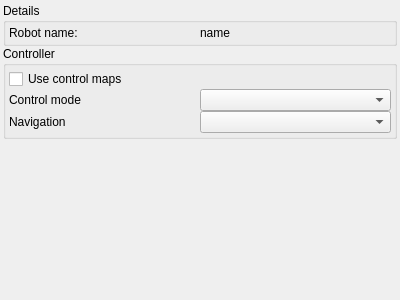
Old version of the form source/robot-control/gui/RobotControlWidget.ui in the repository assisi/CATS2.
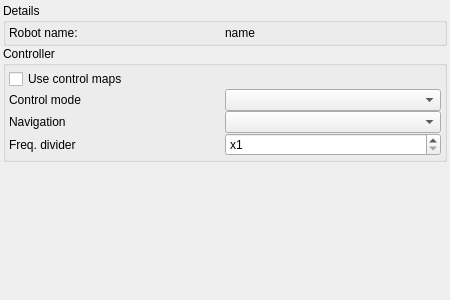
New version of the form.

Commit message:
Add command frequency divider for the motion pattern.
The more often fish pattern is sent to the robot the more chaotically it moves
that corresponds to a stressed fish. Thus we added a frequency divider with
respect to the fixed control loop frequency, that defines that the fish pattern
command is to be sent every M-th step. The value is read from the configuration
file.

This behavior might be in future extended to the PID controller.

```diff
--- a/source/robot-control/gui/RobotControlWidget.ui
+++ b/source/robot-control/gui/RobotControlWidget.ui
@@ -6,14 +6,14 @@
    <rect>
     <x>0</x>
     <y>0</y>
-    <width>400</width>
+    <width>450</width>
     <height>300</height>
    </rect>
   </property>
   <property name="windowTitle">
    <string>Form</string>
   </property>
-  <layout class="QVBoxLayout" name="verticalLayout">
+  <layout class="QVBoxLayout" name="verticalLayout_2">
    <property name="spacing">
     <number>0</number>
    </property>
@@ -72,7 +72,10 @@
      <property name="title">
       <string>Controller</string>
      </property>
-     <layout class="QGridLayout" name="gridLayout">
+     <layout class="QVBoxLayout" name="verticalLayout">
+      <property name="spacing">
+       <number>0</number>
+      </property>
       <property name="leftMargin">
        <number>3</number>
       </property>
@@ -85,35 +88,80 @@
       <property name="bottomMargin">
        <number>3</number>
       </property>
-      <property name="spacing">
-       <number>0</number>
-      </property>
-      <item row="0" column="0" colspan="2">
+      <item>
        <widget class="QCheckBox" name="controlMapCheckBox">
         <property name="text">
          <string>Use control maps</string>
         </property>
        </widget>
       </item>
-      <item row="1" column="0">
+      <item>
+       <layout class="QHBoxLayout" name="horizontalLayout">
+        <property name="spacing">
+         <number>0</number>
+        </property>
+        <item>
        <widget class="QLabel" name="label_2">
         <property name="text">
          <string>Control mode</string>
         </property>
        </widget>
       </item>
-      <item row="1" column="1">
+        <item>
        <widget class="QComboBox" name="controlModeComboBox"/>
       </item>
-      <item row="2" column="0">
+       </layout>
+      </item>
+      <item>
+       <widget class="QWidget" name="navigationWidget" native="true">
+        <layout class="QGridLayout" name="gridLayout">
+         <property name="leftMargin">
+          <number>0</number>
+         </property>
+         <property name="topMargin">
+          <number>0</number>
+         </property>
+         <property name="rightMargin">
+          <number>0</number>
+         </property>
+         <property name="bottomMargin">
+          <number>0</number>
+         </property>
+         <property name="spacing">
+          <number>0</number>
+         </property>
+         <item row="2" column="2">
+          <widget class="QSpinBox" name="frequencyDividerSpinBox">
+           <property name="prefix">
+            <string>x</string>
+           </property>
+           <property name="minimum">
+            <number>1</number>
+           </property>
+           <property name="maximum">
+            <number>10</number>
+           </property>
+          </widget>
+         </item>
+         <item row="0" column="0" rowspan="2">
        <widget class="QLabel" name="navigationLabel">
         <property name="text">
          <string>Navigation</string>
         </property>
        </widget>
       </item>
-      <item row="2" column="1">
+         <item row="1" column="2">
        <widget class="QComboBox" name="navigationComboBox"/>
+         </item>
+         <item row="2" column="0">
+          <widget class="QLabel" name="frequencyDividerLabel">
+           <property name="text">
+            <string>Freq. divider</string>
+           </property>
+          </widget>
+         </item>
+        </layout>
+       </widget>
       </item>
      </layout>
     </widget>
```
Lines whose indentation alone changed are shown as unchanged. The commit also changes 10 other files.
